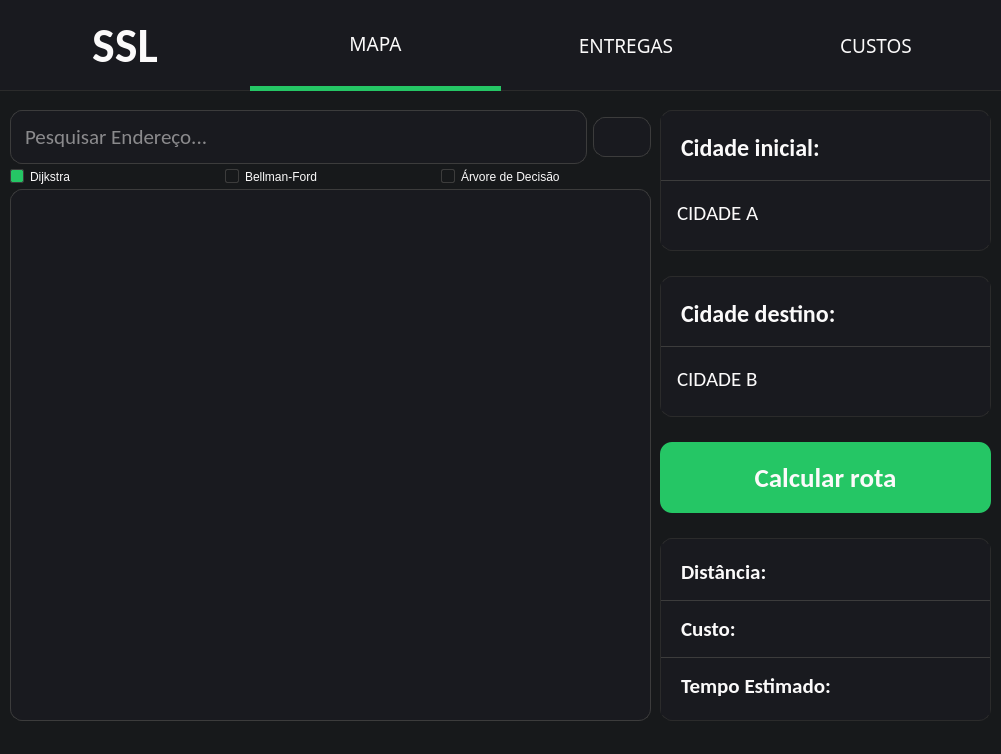
First picture: the form in sslmain.ui, repository alberthydev/ssl, before the edit.
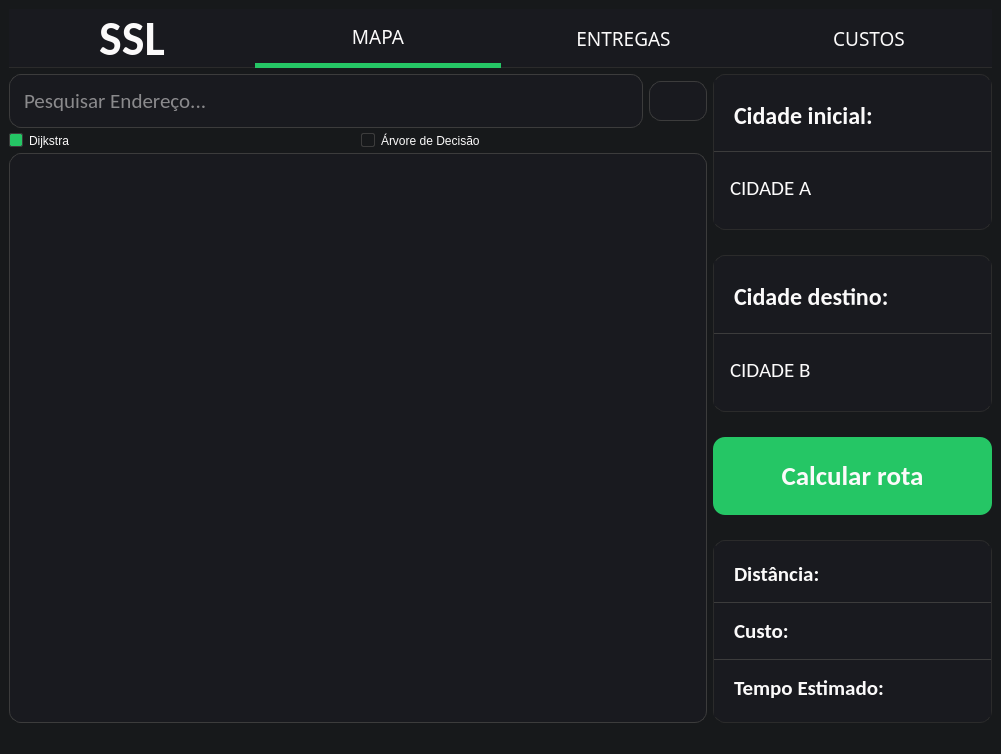
Second picture: the form after the edit. Icons and pictures are not drawn.

What changed in the file:
```diff
--- a/sslmain.ui
+++ b/sslmain.ui
@@ -17,15 +17,328 @@
    <string notr="true">background: #17191b;</string>
   </property>
   <widget class="QWidget" name="centralwidget">
-   <widget class="QWidget" name="verticalLayoutWidget">
-    <property name="geometry">
-     <rect>
-      <x>660</x>
-      <y>110</y>
-      <width>331</width>
-      <height>611</height>
-     </rect>
-    </property>
+   <layout class="QVBoxLayout" name="verticalLayout_4">
+    <item>
+     <layout class="QHBoxLayout" name="menuBar">
+      <property name="sizeConstraint">
+       <enum>QLayout::SizeConstraint::SetNoConstraint</enum>
+      </property>
+      <item>
+       <layout class="QHBoxLayout" name="menuButtonsL" stretch="0,0,0,0">
+        <property name="spacing">
+         <number>0</number>
+        </property>
+        <item>
+         <layout class="QHBoxLayout" name="titleLayout">
+          <item>
+           <widget class="QLabel" name="title">
+            <property name="font">
+             <font>
+              <family>Carlito</family>
+              <pointsize>36</pointsize>
+              <bold>true</bold>
+             </font>
+            </property>
+            <property name="styleSheet">
+             <string notr="true">color: #fbfafa;
+background: #191a1f;
+border-bottom: 1px solid #2b2b2b;</string>
+            </property>
+            <property name="text">
+             <string>SSL</string>
+            </property>
+            <property name="alignment">
+             <set>Qt::AlignmentFlag::AlignCenter</set>
+            </property>
+           </widget>
+          </item>
+         </layout>
+        </item>
+        <item>
+         <widget class="QPushButton" name="btnMap">
+          <property name="sizePolicy">
+           <sizepolicy hsizetype="Minimum" vsizetype="Preferred">
+            <horstretch>0</horstretch>
+            <verstretch>0</verstretch>
+           </sizepolicy>
+          </property>
+          <property name="font">
+           <font>
+            <family>CaskaydiaMono NF</family>
+            <pointsize>14</pointsize>
+           </font>
+          </property>
+          <property name="focusPolicy">
+           <enum>Qt::FocusPolicy::WheelFocus</enum>
+          </property>
+          <property name="styleSheet">
+           <string notr="true">QPushButton {
+    background: #191a1f;
+    border: none;
+    color: #fbfafa;
+	border-bottom: 1px solid #2b2b2b;
+}
+
+/* Hover visual */
+QPushButton:hover {
+	background: #33353f;
+    border-bottom: 5px solid #25c665;
+}
+
+/* Botão clicado (checkable e checked) */
+QPushButton:checked {
+    border-bottom: 5px solid #25c665;
+}</string>
+          </property>
+          <property name="text">
+           <string>MAPA</string>
+          </property>
+          <property name="checkable">
+           <bool>true</bool>
+          </property>
+          <property name="checked">
+           <bool>true</bool>
+          </property>
+         </widget>
+        </item>
+        <item>
+         <widget class="QPushButton" name="btnDelivery">
+          <property name="sizePolicy">
+           <sizepolicy hsizetype="Minimum" vsizetype="Preferred">
+            <horstretch>0</horstretch>
+            <verstretch>0</verstretch>
+           </sizepolicy>
+          </property>
+          <property name="font">
+           <font>
+            <family>CaskaydiaMono NF</family>
+            <pointsize>14</pointsize>
+           </font>
+          </property>
+          <property name="styleSheet">
+           <string notr="true">QPushButton {
+    background: #191a1f;
+    border: none;
+    color: #fbfafa;
+	border-bottom: 1px solid #2b2b2b;
+}
+
+/* Hover visual */
+QPushButton:hover {
+	background: #33353f;
+    border-bottom: 5px solid #25c665;
+}
+
+/* Botão clicado (checkable e checked) */
+QPushButton:checked {
+    border-bottom: 5px solid #25c665;
+}</string>
+          </property>
+          <property name="text">
+           <string>ENTREGAS</string>
+          </property>
+          <property name="checkable">
+           <bool>true</bool>
+          </property>
+         </widget>
+        </item>
+        <item>
+         <widget class="QPushButton" name="btnCosts">
+          <property name="sizePolicy">
+           <sizepolicy hsizetype="Minimum" vsizetype="Preferred">
+            <horstretch>0</horstretch>
+            <verstretch>0</verstretch>
+           </sizepolicy>
+          </property>
+          <property name="font">
+           <font>
+            <family>CaskaydiaMono NF</family>
+            <pointsize>14</pointsize>
+           </font>
+          </property>
+          <property name="styleSheet">
+           <string notr="true">QPushButton {
+    background: #191a1f;
+    border: none;
+    color: #fbfafa;
+	border-bottom: 1px solid #2b2b2b;
+}
+
+/* Hover visual */
+QPushButton:hover {
+    background: #33353f;
+	border-bottom: 5px solid #25c665;
+}
+
+/* Botão clicado (checkable e checked) */
+QPushButton:checked {
+    border-bottom: 5px solid #25c665;
+}</string>
+          </property>
+          <property name="text">
+           <string>CUSTOS</string>
+          </property>
+          <property name="checkable">
+           <bool>true</bool>
+          </property>
+         </widget>
+        </item>
+       </layout>
+      </item>
+     </layout>
+    </item>
+    <item>
+     <layout class="QHBoxLayout" name="body" stretch="5,2">
+      <item>
+       <layout class="QVBoxLayout" name="leftOptions" stretch="0,0,5">
+        <property name="spacing">
+         <number>5</number>
+        </property>
+        <item>
+         <layout class="QHBoxLayout" name="addressSearcher" stretch="5">
+          <property name="spacing">
+           <number>6</number>
+          </property>
+          <property name="sizeConstraint">
+           <enum>QLayout::SizeConstraint::SetDefaultConstraint</enum>
+          </property>
+          <item>
+           <layout class="QHBoxLayout" name="searchCity">
+            <property name="spacing">
+             <number>0</number>
+            </property>
+            <item>
+             <layout class="QHBoxLayout" name="searchContainer" stretch="0,0">
+              <property name="spacing">
+               <number>6</number>
+              </property>
+              <item>
+               <widget class="QLineEdit" name="searchAddr">
+                <property name="font">
+                 <font>
+                  <family>Carlito</family>
+                  <pointsize>16</pointsize>
+                 </font>
+                </property>
+                <property name="styleSheet">
+                 <string notr="true">background: #191a1f;
+border: 1px solid #3c3c3c;
+border-radius: 12px;
+padding: 12px;
+color: #fbfafa;
+</string>
+                </property>
+                <property name="placeholderText">
+                 <string>Pesquisar Endereço...</string>
+                </property>
+               </widget>
+              </item>
+              <item>
+               <widget class="QPushButton" name="searchBtn">
+                <property name="styleSheet">
+                 <string notr="true">QPushButton
+{
+border: 1px solid #3c3c3c;
+background: #191a1f;
+border-radius: 12px;
+padding: 12px;
+}
+
+QPushButton:hover 
+{
+    background: #33353f;
+}</string>
+                </property>
+                <property name="text">
+                 <string/>
+                </property>
+                <property name="icon">
+                 <iconset resource="assets.qrc">
+                  <normaloff>:/assets/assets/search.png</normaloff>:/assets/assets/search.png</iconset>
+                </property>
+                <property name="iconSize">
+                 <size>
+                  <width>32</width>
+                  <height>32</height>
+                 </size>
+                </property>
+               </widget>
+              </item>
+             </layout>
+            </item>
+           </layout>
+          </item>
+         </layout>
+        </item>
+        <item>
+         <layout class="QHBoxLayout" name="horizontalLayout">
+          <item>
+           <widget class="QRadioButton" name="dijkstra">
+            <property name="styleSheet">
+             <string notr="true">QRadioButton
+{
+	color: #fbfafa;
+}
+
+QRadioButton::indicator
+{
+	border: 1px solid #3c3c3c;
+	border-radius: 2px;
+}
+
+QRadioButton::indicator:checked
+{
+	background-color: #25c665;
+}
+</string>
+            </property>
+            <property name="text">
+             <string>Dijkstra</string>
+            </property>
+            <property name="checked">
+             <bool>true</bool>
+            </property>
+           </widget>
+          </item>
+          <item>
+           <widget class="QRadioButton" name="dTree">
+            <property name="styleSheet">
+             <string notr="true">QRadioButton
+{
+	color: #fbfafa;
+}
+
+QRadioButton::indicator
+{
+	border: 1px solid #3c3c3c;
+	border-radius: 2px;
+}
+
+QRadioButton::indicator:checked
+{
+	background-color: #25c665;
+}
+</string>
+            </property>
+            <property name="text">
+             <string>Árvore de Decisão</string>
+            </property>
+           </widget>
+          </item>
+         </layout>
+        </item>
+        <item>
+         <widget class="QGraphicsView" name="mapView">
+          <property name="styleSheet">
+           <string notr="true">background: #191a1f;
+border: 1px solid #3c3c3c;
+border-radius: 12px;</string>
+          </property>
+         </widget>
+        </item>
+       </layout>
+      </item>
+      <item>
     <layout class="QVBoxLayout" name="rightOptions" stretch="2,2,1,2">
      <property name="spacing">
       <number>25</number>
@@ -395,366 +708,10 @@
       </widget>
      </item>
     </layout>
-   </widget>
-   <widget class="QWidget" name="verticalLayoutWidget_2">
-    <property name="geometry">
-     <rect>
-      <x>10</x>
-      <y>110</y>
-      <width>641</width>
-      <height>611</height>
-     </rect>
-    </property>
-    <layout class="QVBoxLayout" name="leftOptions" stretch="1,0,8">
-     <property name="spacing">
-      <number>5</number>
-     </property>
-     <item>
-      <layout class="QHBoxLayout" name="addressSearcher" stretch="5">
-       <property name="spacing">
-        <number>6</number>
-       </property>
-       <property name="sizeConstraint">
-        <enum>QLayout::SizeConstraint::SetDefaultConstraint</enum>
-       </property>
-       <item>
-        <layout class="QHBoxLayout" name="searchCity">
-         <property name="spacing">
-          <number>0</number>
-         </property>
-         <item>
-          <layout class="QHBoxLayout" name="searchContainer" stretch="0,0">
-           <property name="spacing">
-            <number>6</number>
-           </property>
-           <item>
-            <widget class="QLineEdit" name="searchAddr">
-             <property name="font">
-              <font>
-               <family>Carlito</family>
-               <pointsize>16</pointsize>
-              </font>
-             </property>
-             <property name="styleSheet">
-              <string notr="true">background: #191a1f;
-border: 1px solid #3c3c3c;
-border-radius: 12px;
-padding: 12px;
-color: #fbfafa;
-</string>
-             </property>
-             <property name="placeholderText">
-              <string>Pesquisar Endereço...</string>
-             </property>
-            </widget>
-           </item>
-           <item>
-            <widget class="QPushButton" name="searchBtn">
-             <property name="styleSheet">
-              <string notr="true">QPushButton
-{
-border: 1px solid #3c3c3c;
-background: #191a1f;
-border-radius: 12px;
-padding: 12px;
-}
-
-QPushButton:hover 
-{
-    background: #33353f;
-}</string>
-             </property>
-             <property name="text">
-              <string/>
-             </property>
-             <property name="icon">
-              <iconset resource="assets.qrc">
-               <normaloff>:/assets/assets/search.png</normaloff>:/assets/assets/search.png</iconset>
-             </property>
-             <property name="iconSize">
-              <size>
-               <width>32</width>
-               <height>32</height>
-              </size>
-             </property>
-            </widget>
-           </item>
+      </item>
           </layout>
          </item>
         </layout>
-       </item>
-      </layout>
-     </item>
-     <item>
-      <layout class="QHBoxLayout" name="horizontalLayout">
-       <item>
-        <widget class="QRadioButton" name="dijkstra">
-         <property name="styleSheet">
-          <string notr="true">QRadioButton
-{
-	color: #fbfafa;
-}
-
-QRadioButton::indicator
-{
-	border: 1px solid #3c3c3c;
-	border-radius: 2px;
-}
-
-QRadioButton::indicator:checked
-{
-	background-color: #25c665;
-}
-</string>
-         </property>
-         <property name="text">
-          <string>Dijkstra</string>
-         </property>
-         <property name="checked">
-          <bool>true</bool>
-         </property>
-        </widget>
-       </item>
-       <item>
-        <widget class="QRadioButton" name="bFord">
-         <property name="styleSheet">
-          <string notr="true">QRadioButton
-{
-	color: #fbfafa;
-}
-
-QRadioButton::indicator
-{
-	border: 1px solid #3c3c3c;
-	border-radius: 2px;
-}
-
-QRadioButton::indicator:checked
-{
-	background-color: #25c665;
-}
-</string>
-         </property>
-         <property name="text">
-          <string>Bellman-Ford</string>
-         </property>
-        </widget>
-       </item>
-       <item>
-        <widget class="QRadioButton" name="dTree">
-         <property name="styleSheet">
-          <string notr="true">QRadioButton
-{
-	color: #fbfafa;
-}
-
-QRadioButton::indicator
-{
-	border: 1px solid #3c3c3c;
-	border-radius: 2px;
-}
-
-QRadioButton::indicator:checked
-{
-	background-color: #25c665;
-}
-</string>
-         </property>
-         <property name="text">
-          <string>Árvore de Decisão</string>
-         </property>
-        </widget>
-       </item>
-      </layout>
-     </item>
-     <item>
-      <widget class="QGraphicsView" name="mapView">
-       <property name="styleSheet">
-        <string notr="true">background: #191a1f;
-border: 1px solid #3c3c3c;
-border-radius: 12px;</string>
-       </property>
-      </widget>
-     </item>
-    </layout>
-   </widget>
-   <widget class="QWidget" name="layoutWidget">
-    <property name="geometry">
-     <rect>
-      <x>0</x>
-      <y>0</y>
-      <width>1001</width>
-      <height>91</height>
-     </rect>
-    </property>
-    <layout class="QHBoxLayout" name="menuBar">
-     <property name="sizeConstraint">
-      <enum>QLayout::SizeConstraint::SetNoConstraint</enum>
-     </property>
-     <item>
-      <layout class="QHBoxLayout" name="menuButtonsL" stretch="0,0,0,0">
-       <property name="spacing">
-        <number>0</number>
-       </property>
-       <item>
-        <layout class="QHBoxLayout" name="titleLayout">
-         <item>
-          <widget class="QLabel" name="title">
-           <property name="font">
-            <font>
-             <family>Carlito</family>
-             <pointsize>36</pointsize>
-             <bold>true</bold>
-            </font>
-           </property>
-           <property name="styleSheet">
-            <string notr="true">color: #fbfafa;
-background: #191a1f;
-border-bottom: 1px solid #2b2b2b;</string>
-           </property>
-           <property name="text">
-            <string>SSL</string>
-           </property>
-           <property name="alignment">
-            <set>Qt::AlignmentFlag::AlignCenter</set>
-           </property>
-          </widget>
-         </item>
-        </layout>
-       </item>
-       <item>
-        <widget class="QPushButton" name="btnMap">
-         <property name="sizePolicy">
-          <sizepolicy hsizetype="Minimum" vsizetype="Preferred">
-           <horstretch>0</horstretch>
-           <verstretch>0</verstretch>
-          </sizepolicy>
-         </property>
-         <property name="font">
-          <font>
-           <family>CaskaydiaMono NF</family>
-           <pointsize>14</pointsize>
-          </font>
-         </property>
-         <property name="focusPolicy">
-          <enum>Qt::FocusPolicy::WheelFocus</enum>
-         </property>
-         <property name="styleSheet">
-          <string notr="true">QPushButton {
-    background: #191a1f;
-    border: none;
-    color: #fbfafa;
-	border-bottom: 1px solid #2b2b2b;
-}
-
-/* Hover visual */
-QPushButton:hover {
-	background: #33353f;
-    border-bottom: 5px solid #25c665;
-}
-
-/* Botão clicado (checkable e checked) */
-QPushButton:checked {
-    border-bottom: 5px solid #25c665;
-}</string>
-         </property>
-         <property name="text">
-          <string>MAPA</string>
-         </property>
-         <property name="checkable">
-          <bool>true</bool>
-         </property>
-         <property name="checked">
-          <bool>true</bool>
-         </property>
-        </widget>
-       </item>
-       <item>
-        <widget class="QPushButton" name="btnDelivery">
-         <property name="sizePolicy">
-          <sizepolicy hsizetype="Minimum" vsizetype="Preferred">
-           <horstretch>0</horstretch>
-           <verstretch>0</verstretch>
-          </sizepolicy>
-         </property>
-         <property name="font">
-          <font>
-           <family>CaskaydiaMono NF</family>
-           <pointsize>14</pointsize>
-          </font>
-         </property>
-         <property name="styleSheet">
-          <string notr="true">QPushButton {
-    background: #191a1f;
-    border: none;
-    color: #fbfafa;
-	border-bottom: 1px solid #2b2b2b;
-}
-
-/* Hover visual */
-QPushButton:hover {
-	background: #33353f;
-    border-bottom: 5px solid #25c665;
-}
-
-/* Botão clicado (checkable e checked) */
-QPushButton:checked {
-    border-bottom: 5px solid #25c665;
-}</string>
-         </property>
-         <property name="text">
-          <string>ENTREGAS</string>
-         </property>
-         <property name="checkable">
-          <bool>true</bool>
-         </property>
-        </widget>
-       </item>
-       <item>
-        <widget class="QPushButton" name="btnCosts">
-         <property name="sizePolicy">
-          <sizepolicy hsizetype="Minimum" vsizetype="Preferred">
-           <horstretch>0</horstretch>
-           <verstretch>0</verstretch>
-          </sizepolicy>
-         </property>
-         <property name="font">
-          <font>
-           <family>CaskaydiaMono NF</family>
-           <pointsize>14</pointsize>
-          </font>
-         </property>
-         <property name="styleSheet">
-          <string notr="true">QPushButton {
-    background: #191a1f;
-    border: none;
-    color: #fbfafa;
-	border-bottom: 1px solid #2b2b2b;
-}
-
-/* Hover visual */
-QPushButton:hover {
-    background: #33353f;
-	border-bottom: 5px solid #25c665;
-}
-
-/* Botão clicado (checkable e checked) */
-QPushButton:checked {
-    border-bottom: 5px solid #25c665;
-}</string>
-         </property>
-         <property name="text">
-          <string>CUSTOS</string>
-         </property>
-         <property name="checkable">
-          <bool>true</bool>
-         </property>
-        </widget>
-       </item>
-      </layout>
-     </item>
-    </layout>
-   </widget>
   </widget>
   <widget class="QStatusBar" name="statusbar"/>
  </widget>
```
Left out of the diff: 2 changed lines with no effect on the pictures. Lines whose indentation alone changed are shown as unchanged.
